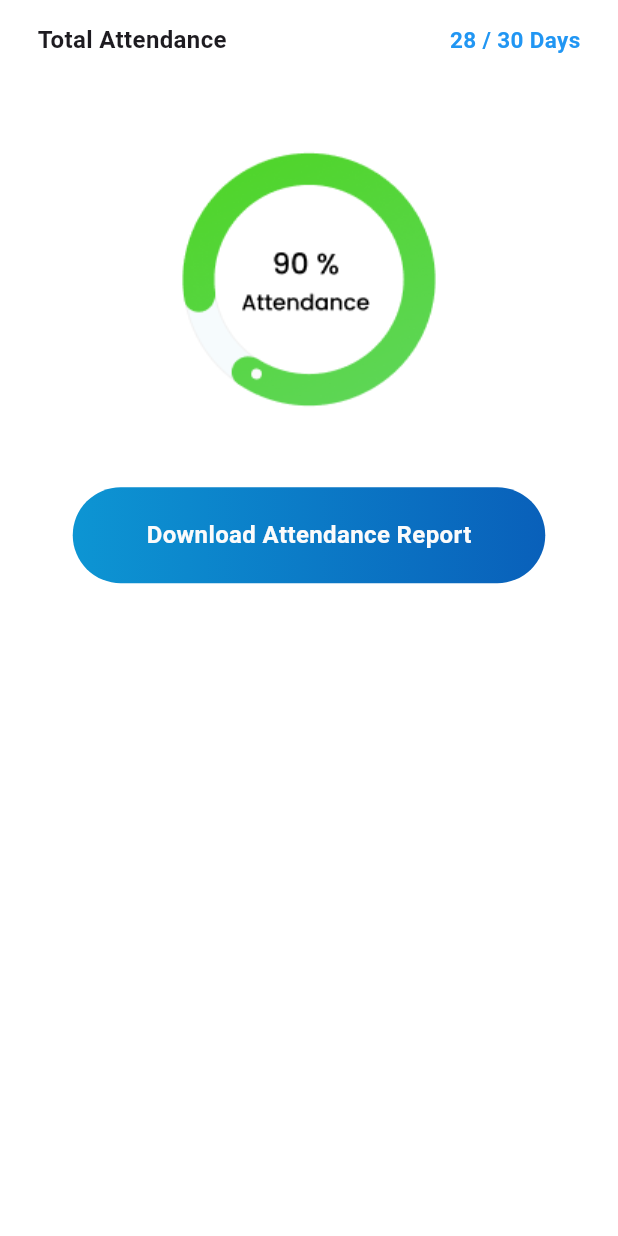
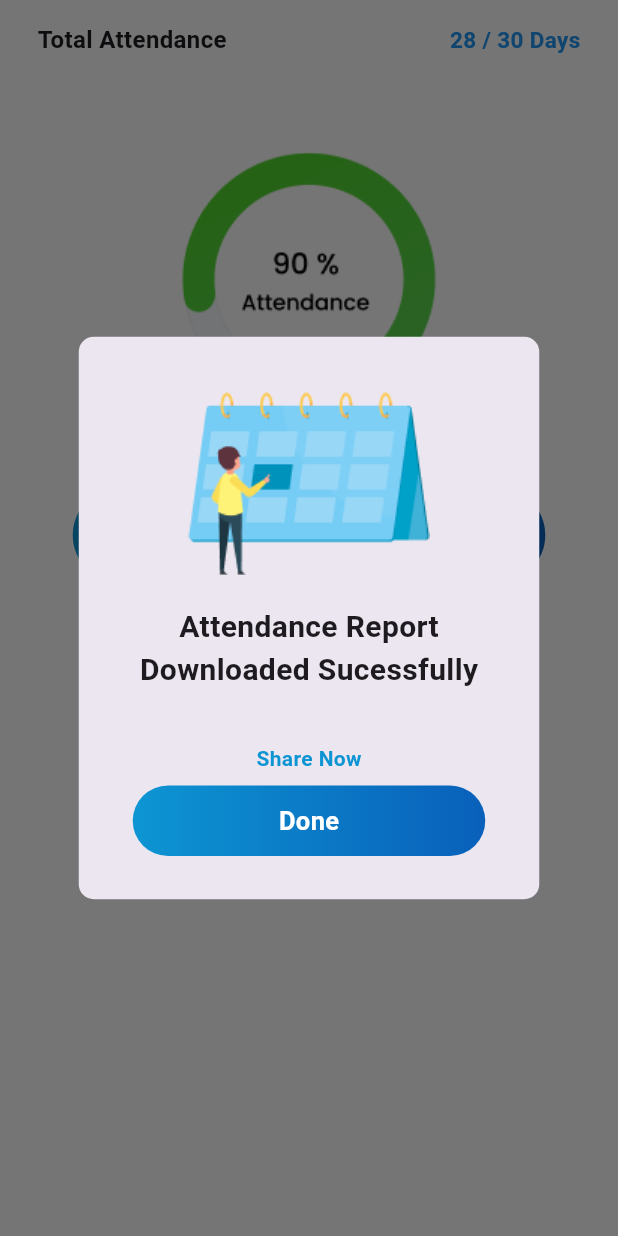
Before and after one commit to jaypatel0207/Khelnet--UI, a Flutter app: the Currentmonth screen opened directly, after a tap on "Download Attendance Report", on a phone screen of 412 x 824 dp. Run offline on Flutter 3.47's test engine with Material 3 defaults, Android fonts, the phone set to English and light mode, and no system bars; our stand-ins replace flutter_screenutil, get, image_picker, pinput; project files that could hold a hidden picture were left out.

Commit message:
Report Download

```diff
--- a/lib/Pages/Students/CurrentMonth.dart
+++ b/lib/Pages/Students/CurrentMonth.dart
@@ -1,5 +1,7 @@
 import 'package:flutter/material.dart';
 import 'package:flutter_screenutil/flutter_screenutil.dart';
+import 'package:get/get.dart';
+import 'package:get/get_core/src/get_main.dart';
 
 class Currentmonth extends StatefulWidget {
   const Currentmonth({super.key});
@@ -16,7 +18,7 @@ class _CurrentmonthState extends State<Currentmonth> {
       body: Column(
         children: [
           const Padding(
-            padding:  EdgeInsets.only(left: 25, right: 25, top: 15),
+            padding: EdgeInsets.only(left: 25, right: 25, top: 15),
             child: Row(
               mainAxisAlignment: MainAxisAlignment.spaceBetween,
               children: [
@@ -61,7 +63,88 @@ class _CurrentmonthState extends State<Currentmonth> {
             right: 0,
             child: Center(
               child: InkWell(
-                onTap: () {},
+                onTap: () {
+                  Get.dialog(Dialog(
+                    shape: RoundedRectangleBorder(
+                        borderRadius: BorderRadius.circular(10)),
+                    child: Container(
+                      height: 375,
+                      width: 307,
+                      decoration: BoxDecoration(),
+                      child: Column(
+                        children: [
+                          SizedBox(
+                            height: 37,
+                          ),
+                          Center(
+                              child: Image.asset("assets/images/download.png")),
+                          SizedBox(
+                            height: 20,
+                          ),
+                          Center(
+                              child: Text(
+                            "Attendance Report",
+                            style: TextStyle(
+                              fontWeight: FontWeight.w600,
+                              fontSize: 20,
+                            ),
+                          )),
+                          Center(
+                              child: Text(
+                            "Downloaded Sucessfully",
+                            style: TextStyle(
+                              fontWeight: FontWeight.w600,
+                              fontSize: 20,
+                            ),
+                          )),
+                          SizedBox(height: 35.h),
+                          Center(
+                              child: InkWell(
+                                onTap: () {
+                                  Get.back(); //For Testing,
+                                },
+                                child: Text(
+                                                            "Share Now",
+                                                            style: TextStyle(
+                                  fontWeight: FontWeight.w600,
+                                  fontSize: 14,
+                                  color: Color.fromRGBO(13, 149, 211, 1)),
+                                                          ),
+                              )),
+                          Padding(
+                            padding: const EdgeInsets.all(8.0),
+                            child: InkWell(
+                              onTap: () {
+                                Get.back();
+                              },
+                              child: Container(
+                                width: 235,
+                                height: 47,
+                                decoration: BoxDecoration(
+                                    borderRadius: BorderRadius.circular(80),
+                                    gradient: LinearGradient(
+                                        begin: Alignment.centerLeft,
+                                        end: Alignment.centerRight,
+                                        colors: [
+                                          Color.fromRGBO(13, 149, 211, 1),
+                                          Color.fromRGBO(9, 96, 186, 1)
+                                        ])),
+                                child: Center(
+                                    child: Text(
+                                  "Done",
+                                  style: TextStyle(
+                                      fontSize: 17,
+                                      fontWeight: FontWeight.w700,
+                                      color: Colors.white),
+                                )),
+                              ),
+                            ),
+                          ),
+                        ],
+                      ),
+                    ),
+                  ));
+                },
                 child: Container(
                   height: 64,
                   width: 315,
--- a/lib/Pages/Students/studentinfo.dart
+++ b/lib/Pages/Students/studentinfo.dart
@@ -120,7 +120,7 @@ class _StudentinfoState extends State<Studentinfo> {
                   ),
                   const Padding(
                     padding: EdgeInsets.only(
-                        left: 20.0, right: 20, top: 15, bottom: 25),
+                        left: 20.0, right: 20,  bottom: 25),
                     child: TabBar(
                         labelColor: Color.fromRGBO(9, 96, 186, 1),
                         dividerColor: Colors.transparent,
```
Also changed, not shown: lib/Pages/Students/studentbasicinfo.dart (+43 -59 lines), lib/test.dart (+59 -50 lines), assets/images/download.png (added), lib/Pages/Students/Fees.dart (line endings or trailing spaces).
